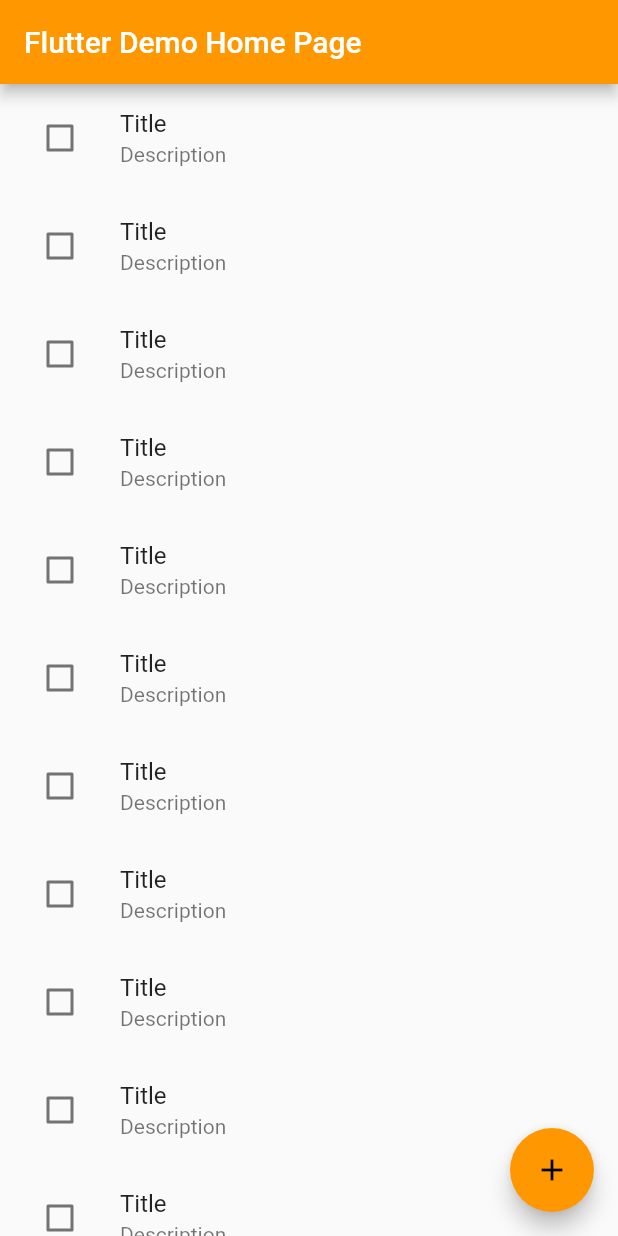
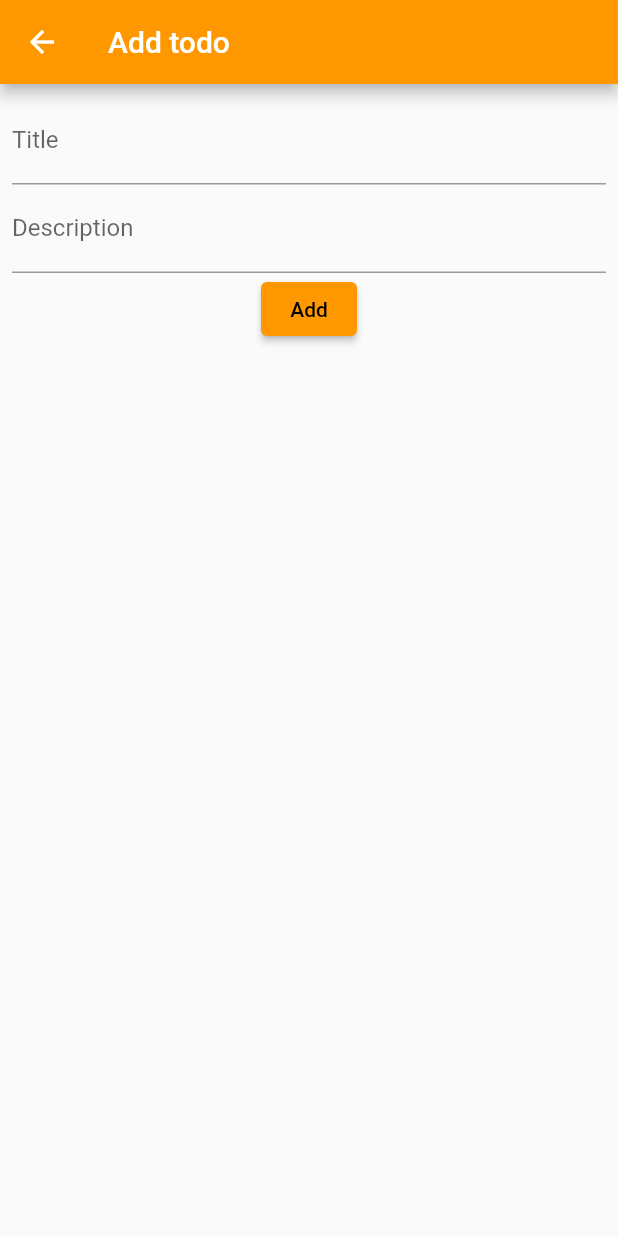
Before and after one commit to Skooldio/building-hybrid-applications-with-flutter-todo-app, a Flutter app: the MyHomePage screen opened directly, after a tap on the "add" icon, on a phone screen of 412 x 824 dp. Run offline on Flutter 3.47's test engine with Material 2 defaults, Android fonts, the phone set to English and light mode, and no system bars.

Commit message:
update step 3

```diff
--- /dev/null
+++ b/lib/add_todo_page.dart
@@ -0,0 +1,34 @@
+import 'package:flutter/material.dart';
+
+class AddTodoPage extends StatefulWidget {
+  const AddTodoPage({Key? key}) : super(key: key);
+
+  @override
+  State<AddTodoPage> createState() => _AddTodoPageState();
+}
+
+class _AddTodoPageState extends State<AddTodoPage> {
+  @override
+  Widget build(BuildContext context) {
+    return Scaffold(
+      appBar: AppBar(
+        title: Text("Add todo")
+      ),
+      body: Center(
+        child: Padding(
+          padding: const EdgeInsets.all(8.0),
+          child: Column(
+            children: [
+              TextField(decoration: InputDecoration(labelText: "Title"),),
+              TextField(decoration: InputDecoration(labelText: "Description"),),
+              ElevatedButton(onPressed: () {
+                //TODO: Add todo item
+                Navigator.of(context).pop();
+              }, child: Text("Add"))
+            ],
+          ),
+        ),
+      ),
+    );
+  }
+}
--- a/lib/main.dart
+++ b/lib/main.dart
@@ -1,4 +1,5 @@
 import 'package:flutter/material.dart';
+import 'package:todo_app/add_todo_page.dart';
 
 void main() {
   runApp(const MyApp());
@@ -18,7 +19,7 @@ class MyApp extends StatelessWidget {
           foregroundColor: Color(0xFFFFFFFF)
         )
       ),
-      home: const MyHomePage(title: 'Flutter Demo Home Page'),
+      home: const MyHomePage(title: "My Todo app"),
     );
   }
 }
@@ -32,13 +33,6 @@ class MyHomePage extends StatefulWidget {
 }
 
 class _MyHomePageState extends State<MyHomePage> {
-  int _counter = 0;
-
-  void _incrementCounter() {
-    setState(() {
-      _counter++;
-    });
-  }
 
   @override
   Widget build(BuildContext context) {
@@ -56,10 +50,14 @@ class _MyHomePageState extends State<MyHomePage> {
             );
           }),
       floatingActionButton: FloatingActionButton(
-        onPressed: _incrementCounter,
+        onPressed: _onFabClicked,
         tooltip: 'Increment',
         child: const Icon(Icons.add),
       ), // This trailing comma makes auto-formatting nicer for build methods.
     );
   }
+
+  void _onFabClicked() {
+    Navigator.of(context).push(MaterialPageRoute(builder: (context) => AddTodoPage()));
+  }
 }
```
